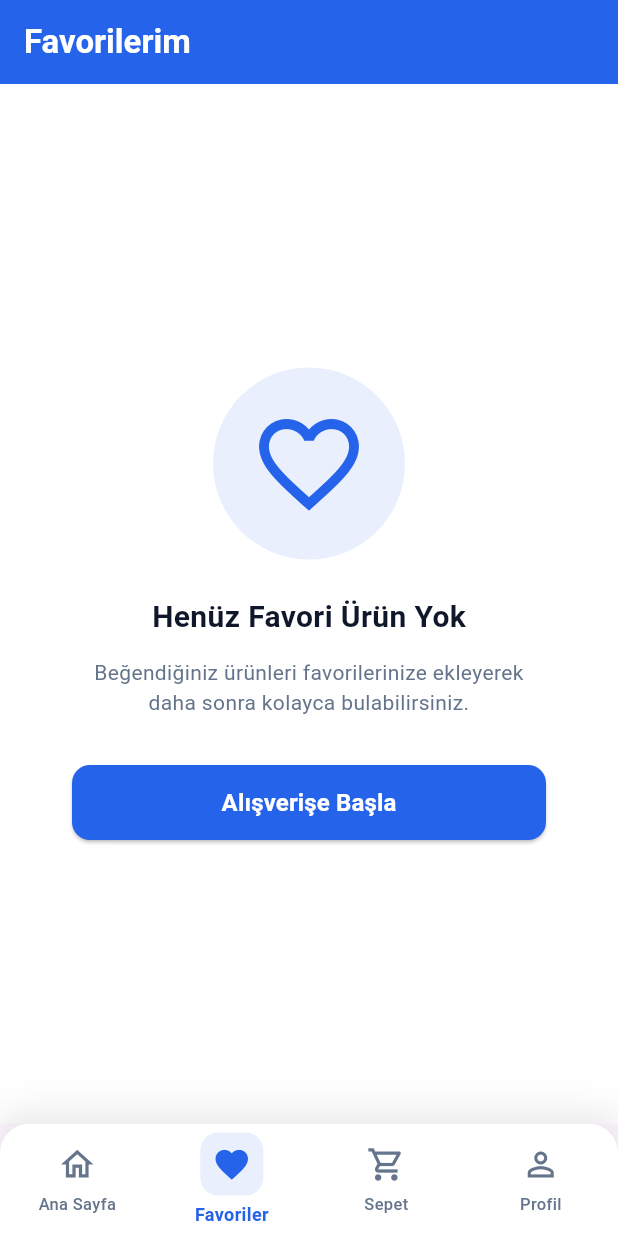
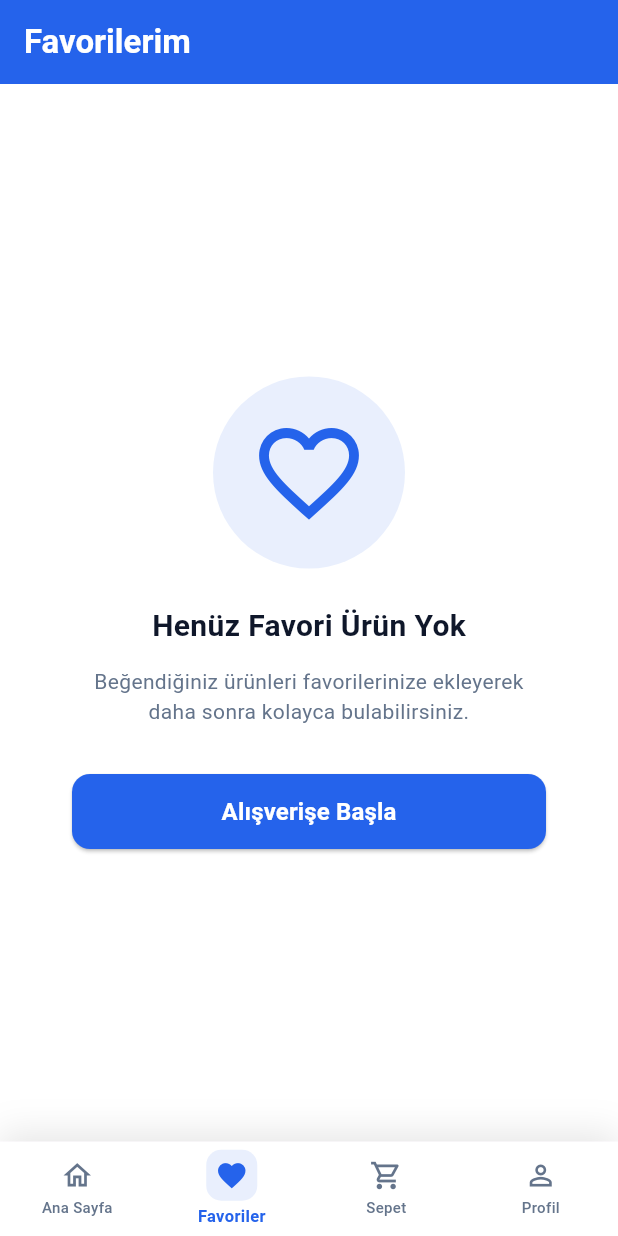
Before and after one commit to KursadEren/novastore-app, a Flutter app: the screen it shows after launch, item 2 of the bottom bar chosen, on a phone screen of 412 x 824 dp. Run offline on Flutter 3.47's test engine with Material 3 defaults, Android fonts, the phone set to English and light mode, and no system bars; our stand-ins replace flutter_dotenv; network calls fail.

Commit message:
feat(ui): redesign home screen for better UX
  - Full-width banner slider with page indicator
  - Move category chips to AppBar
  - Implement CustomScrollView for banner collapse
  - Reduce navigation bar sizes
  - Optimize spacing for more product visibility

```diff
--- a/lib/components/bottom_bar.dart
+++ b/lib/components/bottom_bar.dart
@@ -47,9 +47,7 @@ class _BottomBarState extends State<BottomBar> {
             ),
           ],
         ),
-        child: ClipRRect(
-          borderRadius: BorderRadius.vertical(top: Radius.circular(20)),
-          child: BottomNavigationBar(
+        child: BottomNavigationBar(
             currentIndex: _currentIndex,
             onTap: (index) {
               setState(() {
@@ -60,78 +58,78 @@ class _BottomBarState extends State<BottomBar> {
             backgroundColor: Colors.white,
             selectedItemColor: AppColors.primary,
             unselectedItemColor: AppColors.textSecondary,
-            selectedLabelStyle: TextStyle(
+            selectedLabelStyle: const TextStyle(
               fontWeight: FontWeight.w600,
-              fontSize: 12,
+              fontSize: 11,
             ),
-            unselectedLabelStyle: TextStyle(
+            unselectedLabelStyle: const TextStyle(
               fontWeight: FontWeight.w500,
-              fontSize: 11,
+              fontSize: 10,
             ),
             elevation: 0,
             items: [
               BottomNavigationBarItem(
-                icon: Padding(
-                  padding: const EdgeInsets.only(bottom: 4),
-                  child: Icon(Icons.home_outlined, size: 26),
+                icon: const Padding(
+                  padding: EdgeInsets.only(bottom: 2),
+                  child: Icon(Icons.home_outlined, size: 22),
                 ),
                 activeIcon: Padding(
-                  padding: const EdgeInsets.only(bottom: 4),
+                  padding: const EdgeInsets.only(bottom: 2),
                   child: Container(
-                    padding: EdgeInsets.all(8),
+                    padding: const EdgeInsets.all(6),
                     decoration: BoxDecoration(
                       color: AppColors.primary.withOpacity(0.1),
-                      borderRadius: BorderRadius.circular(12),
+                      borderRadius: BorderRadius.circular(10),
                     ),
-                    child: Icon(Icons.home, size: 26),
+                    child: const Icon(Icons.home, size: 22),
                   ),
                 ),
                 label: 'Ana Sayfa',
               ),
               BottomNavigationBarItem(
-                icon: Padding(
-                  padding: const EdgeInsets.only(bottom: 4),
-                  child: Icon(Icons.favorite_outline, size: 26),
+                icon: const Padding(
+                  padding: EdgeInsets.only(bottom: 2),
+                  child: Icon(Icons.favorite_outline, size: 22),
                 ),
                 activeIcon: Padding(
-                  padding: const EdgeInsets.only(bottom: 4),
+                  padding: const EdgeInsets.only(bottom: 2),
                   child: Container(
-                    padding: EdgeInsets.all(8),
+                    padding: const EdgeInsets.all(6),
                     decoration: BoxDecoration(
                       color: AppColors.primary.withOpacity(0.1),
-                      borderRadius: BorderRadius.circular(12),
+                      borderRadius: BorderRadius.circular(10),
                     ),
-                    child: Icon(Icons.favorite, size: 26),
+                    child: const Icon(Icons.favorite, size: 22),
                   ),
                 ),
                 label: 'Favoriler',
               ),
               BottomNavigationBarItem(
                 icon: Padding(
-                  padding: const EdgeInsets.only(bottom: 4),
+                  padding: const EdgeInsets.only(bottom: 2),
                   child: Stack(
                     clipBehavior: Clip.none,
                     children: [
-                      Icon(Icons.shopping_cart_outlined, size: 26),
+                      const Icon(Icons.shopping_cart_outlined, size: 22),
                       if (_cartService.itemCount > 0)
                         Positioned(
-                          right: -6,
-                          top: -6,
+                          right: -5,
+                          top: -5,
                           child: Container(
-                            padding: EdgeInsets.all(4),
-                            decoration: BoxDecoration(
+                            padding: const EdgeInsets.all(3),
+                            decoration: const BoxDecoration(
                               color: AppColors.error,
                               shape: BoxShape.circle,
                             ),
-                            constraints: BoxConstraints(
-                              minWidth: 18,
-                              minHeight: 18,
+                            constraints: const BoxConstraints(
+                              minWidth: 16,
+                              minHeight: 16,
                             ),
                             child: Text(
                               '${_cartService.itemCount}',
-                              style: TextStyle(
+                              style: const TextStyle(
                                 color: Colors.white,
-                                fontSize: 9,
+                                fontSize: 8,
                                 fontWeight: FontWeight.bold,
                               ),
                               textAlign: TextAlign.center,
@@ -142,36 +140,36 @@ class _BottomBarState extends State<BottomBar> {
                   ),
                 ),
                 activeIcon: Padding(
-                  padding: const EdgeInsets.only(bottom: 4),
+                  padding: const EdgeInsets.only(bottom: 2),
                   child: Container(
-                    padding: EdgeInsets.all(8),
+                    padding: const EdgeInsets.all(6),
                     decoration: BoxDecoration(
                       color: AppColors.primary.withOpacity(0.1),
-                      borderRadius: BorderRadius.circular(12),
+                      borderRadius: BorderRadius.circular(10),
                     ),
                     child: Stack(
                       clipBehavior: Clip.none,
                       children: [
-                        Icon(Icons.shopping_cart, size: 26),
+                        const Icon(Icons.shopping_cart, size: 22),
                         if (_cartService.itemCount > 0)
                           Positioned(
-                            right: -6,
-                            top: -6,
+                            right: -5,
+                            top: -5,
                             child: Container(
-                              padding: EdgeInsets.all(4),
-                              decoration: BoxDecoration(
+                              padding: const EdgeInsets.all(3),
+                              decoration: const BoxDecoration(
                                 color: AppColors.error,
                                 shape: BoxShape.circle,
                               ),
-                              constraints: BoxConstraints(
-                                minWidth: 18,
-                                minHeight: 18,
+                              constraints: const BoxConstraints(
+                                minWidth: 16,
+                                minHeight: 16,
                               ),
                               child: Text(
                                 '${_cartService.itemCount}',
-                                style: TextStyle(
+                                style: const TextStyle(
                                   color: Colors.white,
-                                  fontSize: 9,
+                                  fontSize: 8,
                                   fontWeight: FontWeight.bold,
                                 ),
                                 textAlign: TextAlign.center,
@@ -185,19 +183,19 @@ class _BottomBarState extends State<BottomBar> {
                 label: 'Sepet',
               ),
               BottomNavigationBarItem(
-                icon: Padding(
-                  padding: const EdgeInsets.only(bottom: 4),
-                  child: Icon(Icons.person_outline, size: 26),
+                icon: const Padding(
+                  padding: EdgeInsets.only(bottom: 2),
+                  child: Icon(Icons.person_outline, size: 22),
                 ),
                 activeIcon: Padding(
-                  padding: const EdgeInsets.only(bottom: 4),
+                  padding: const EdgeInsets.only(bottom: 2),
                   child: Container(
-                    padding: EdgeInsets.all(8),
+                    padding: const EdgeInsets.all(6),
                     decoration: BoxDecoration(
                       color: AppColors.primary.withOpacity(0.1),
-                      borderRadius: BorderRadius.circular(12),
+                      borderRadius: BorderRadius.circular(10),
                     ),
-                    child: Icon(Icons.person, size: 26),
+                    child: const Icon(Icons.person, size: 22),
                   ),
                 ),
                 label: 'Profil',
@@ -205,7 +203,6 @@ class _BottomBarState extends State<BottomBar> {
             ],
           ),
         ),
-      ),
     );
   }
 }
--- a/lib/components/product_card.dart
+++ b/lib/components/product_card.dart
@@ -14,7 +14,9 @@ class ProductCard extends StatelessWidget {
 
   @override
   Widget build(BuildContext context) {
-    return InkWell(
+    return Padding(
+      padding: const EdgeInsets.all(12.0),
+      child: InkWell(
         onTap: onTap,
         borderRadius: BorderRadius.circular(12),
         child: Container(
@@ -123,6 +125,7 @@ class ProductCard extends StatelessWidget {
           ],
         ),
         ),
+      ),
     );
   }
 }
```
Also changed, not shown: lib/components/banner_slider.dart (+31 -40 lines), lib/components/category_chips.dart (added, +74 -0 lines), lib/components/circle_category_banner.dart (+7 -7 lines), lib/pages/home_screen.dart (+39 -20 lines), 1 other file. Lines whose indentation alone changed are shown as unchanged.
